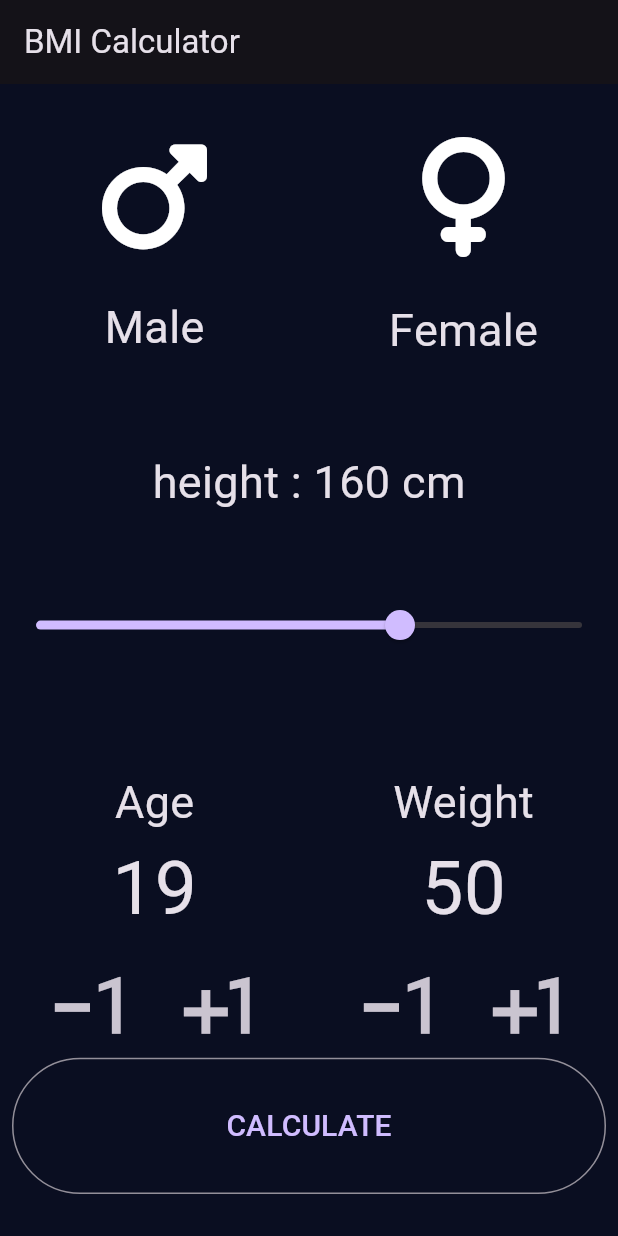
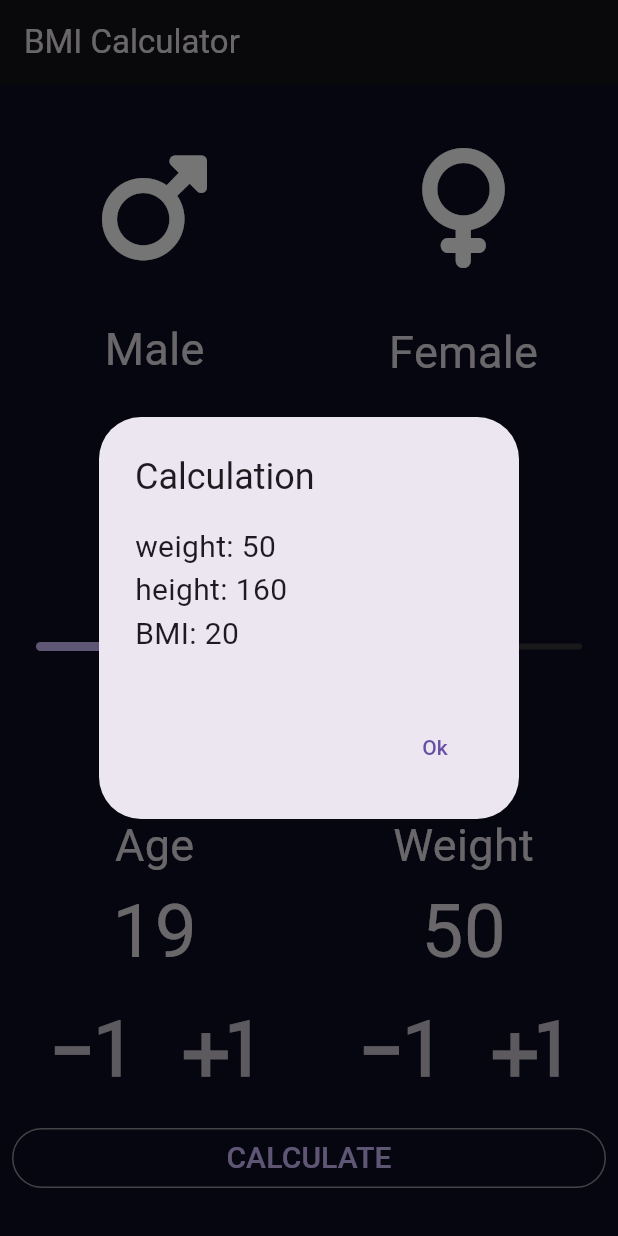
Before and after one commit to Lichyo/irc_bmi, a Flutter app: the screen it shows after launch, after a tap on "CALCULATE", on a phone screen of 412 x 824 dp. Run offline on Flutter 3.47's test engine with Material 3 defaults, Android fonts, the phone set to English and light mode, and no system bars; our stand-ins replace font_awesome_flutter.

Commit message:
update calculation page

```diff
--- a/lib/main.dart
+++ b/lib/main.dart
@@ -1,7 +1,11 @@
 import 'package:flutter/material.dart';
 import 'package:font_awesome_flutter/font_awesome_flutter.dart';
 
-void main() => runApp(const BMI());
+void main() => runApp(
+      const MaterialApp(
+        home: BMI(),
+      ),
+    );
 
 class BMI extends StatefulWidget {
   const BMI({super.key});
@@ -240,16 +244,50 @@ class _BMIState extends State<BMI> {
                 ],
               ),
             ),
-            Expanded(
-              child: Padding(
+            Padding(
               padding: const EdgeInsets.all(8.0),
               child: OutlinedButton(
                 onPressed: () {
-                    final double bmi =
-                        weight / ((height / 100) * (height / 100));
+                  final double bmi = weight / ((height / 100) * (height / 100));
                   print('weight: $weight');
                   print('height: ${height.round()}');
                   print('BMI: ${bmi.round()}');
+                  showDialog(
+                    context: context,
+                    builder: (_) => AlertDialog(
+                      actions: [
+                        TextButton(
+                          onPressed: () {
+                            Navigator.pop(context);
+                          },
+                          child: const Text('Ok'),
+                        ),
+                      ],
+                      title: const Text(
+                        'Calculation',
+                      ),
+                      content: Container(
+                        height: 100,
+                        child: Column(
+                          crossAxisAlignment: CrossAxisAlignment.start,
+                          children: [
+                            Text(
+                              'weight: $weight',
+                              style: const TextStyle(fontSize: 20.0),
+                            ),
+                            Text(
+                              'height: ${height.round()}',
+                              style: const TextStyle(fontSize: 20.0),
+                            ),
+                            Text(
+                              'BMI: ${bmi.round()}',
+                              style: const TextStyle(fontSize: 20.0),
+                            ),
+                          ],
+                        ),
+                      ),
+                    ),
+                  );
                 },
                 child: const SizedBox(
                   width: double.infinity,
@@ -257,7 +295,6 @@ class _BMIState extends State<BMI> {
                     'CALCULATE',
                     style: TextStyle(fontSize: 20.0),
                     textAlign: TextAlign.center,
-                    ),
                   ),
                 ),
               ),
```
Lines whose indentation alone changed are shown as unchanged.
